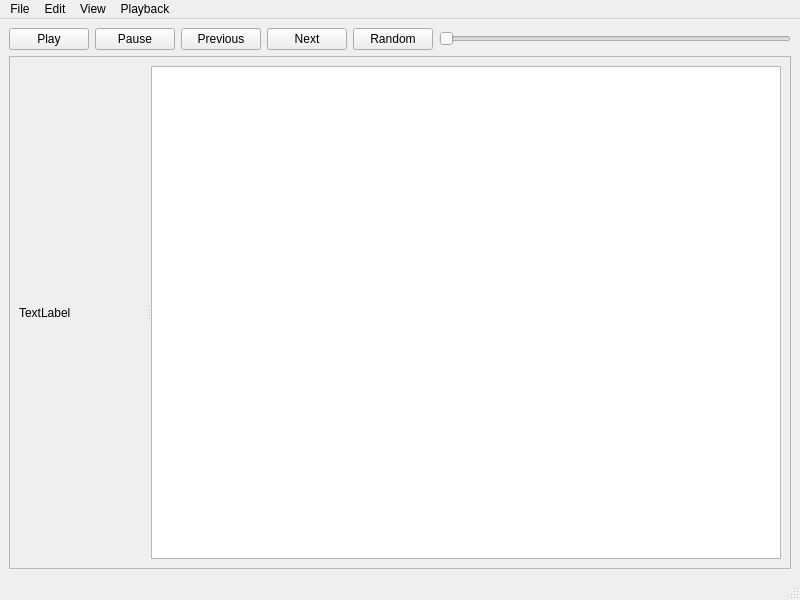
This is src/mainwindow.ui in lywlywly/music-player as Qt 5 draws it before an edit. The edited form follows.
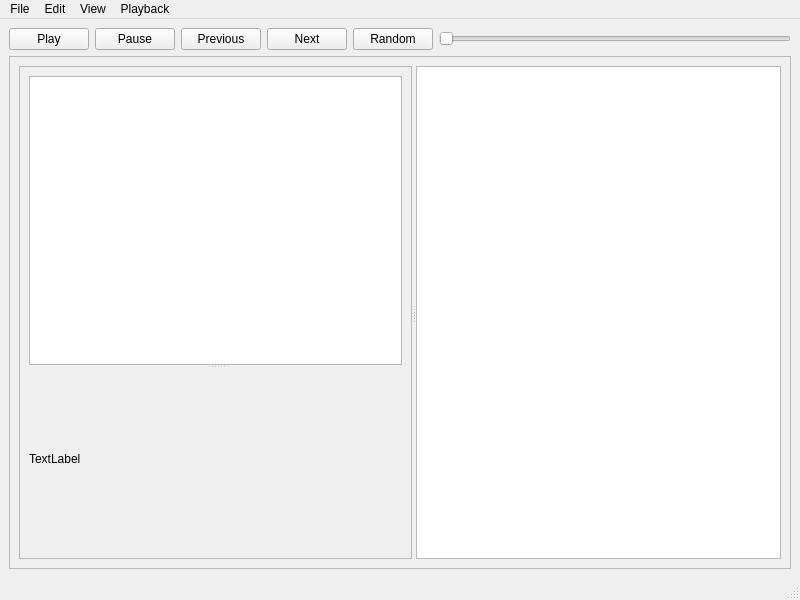
This is the edited form.

Commit message: vertical and horizontal splitter

Diff of the .ui file:
```diff
--- a/src/mainwindow.ui
+++ b/src/mainwindow.ui
@@ -74,25 +74,55 @@
         <layout class="QHBoxLayout" name="horizontalLayout_7">
          <item>
           <widget class="QSplitter" name="splitter">
-           <property name="maximumSize">
-            <size>
-             <width>16777215</width>
-             <height>6000</height>
-            </size>
-           </property>
            <property name="orientation">
             <enum>Qt::Horizontal</enum>
            </property>
-           <widget class="QLabel" name="label">
+           <widget class="QFrame" name="frame_2">
+            <property name="minimumSize">
+             <size>
+              <width>0</width>
+              <height>0</height>
+             </size>
+            </property>
             <property name="maximumSize">
              <size>
-              <width>500</width>
-              <height>6000</height>
+              <width>620</width>
+              <height>16777215</height>
              </size>
             </property>
-            <property name="text">
-             <string>TextLabel</string>
+            <property name="frameShape">
+             <enum>QFrame::StyledPanel</enum>
             </property>
+            <property name="frameShadow">
+             <enum>QFrame::Raised</enum>
+            </property>
+            <layout class="QVBoxLayout" name="verticalLayout">
+             <item>
+              <widget class="QSplitter" name="splitter_2">
+               <property name="orientation">
+                <enum>Qt::Vertical</enum>
+               </property>
+               <widget class="QTextBrowser" name="textBrowser"/>
+               <widget class="QLabel" name="label">
+                <property name="minimumSize">
+                 <size>
+                  <width>120</width>
+                  <height>120</height>
+                 </size>
+                </property>
+                <property name="maximumSize">
+                 <size>
+                  <width>600</width>
+                  <height>16777215</height>
+                 </size>
+                </property>
+                <property name="text">
+                 <string>TextLabel</string>
+                </property>
+               </widget>
+              </widget>
+             </item>
+            </layout>
            </widget>
            <widget class="QTableView" name="tableView"/>
           </widget>
```
Left out of the diff: 2 changed lines with no effect on the pictures. The commit also changes 2 other files.
